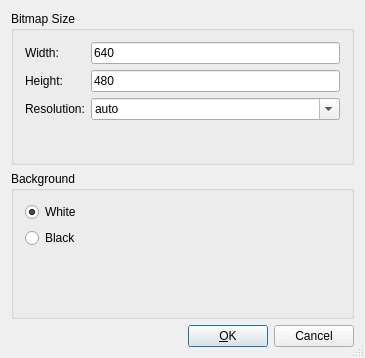
Qt form librecad/src/ui/forms/qg_dlgimageoptions.ui (LibreCAD/LibreCAD) before a commit.
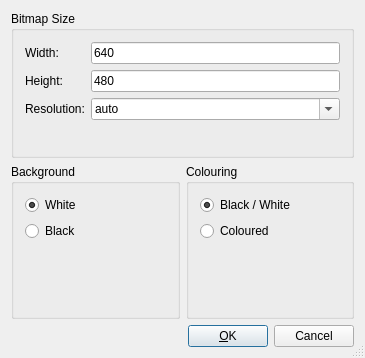
The same form after that commit.

Commit message: Added the option "Colouring" for the export. Black lines on a white background are the standard for technical drawings.

```diff
--- a/librecad/src/ui/forms/qg_dlgimageoptions.ui
+++ b/librecad/src/ui/forms/qg_dlgimageoptions.ui
@@ -19,8 +19,8 @@
     <property name="sizeGripEnabled">
       <bool>true</bool>
     </property>
-    <layout class="QVBoxLayout">
-      <item>
+  <layout class="QGridLayout" name="gridLayout">
+   <item row="0" column="0" colspan="2">
         <widget class="QGroupBox" name="bgSize">
           <property name="title">
             <string>Bitmap Size</string>
@@ -47,35 +47,35 @@
               </widget>
             </item>
             <item row="3" column="1">
-              <spacer name="spacer3">
-                <property name="sizeHint">
+       <spacer name="vspacer2">
+        <property name="orientation">
+         <enum>Qt::Vertical</enum>
+        </property>
+        <property name="sizeType">
+         <enum>QSizePolicy::Expanding</enum>
+        </property>
+        <property name="sizeHint" stdset="0">
                   <size>
                     <width>20</width>
                     <height>31</height>
                   </size>
                 </property>
-                <property name="sizeType">
-                  <enum>QSizePolicy::Expanding</enum>
-                </property>
-                <property name="orientation">
-                  <enum>Qt::Vertical</enum>
-                </property>
               </spacer>
             </item>
             <item row="3" column="0">
-              <spacer name="spacer4">
-                <property name="sizeHint">
+       <spacer name="vspacer1">
+        <property name="orientation">
+         <enum>Qt::Vertical</enum>
+        </property>
+        <property name="sizeType">
+         <enum>QSizePolicy::Expanding</enum>
+        </property>
+        <property name="sizeHint" stdset="0">
                   <size>
                     <width>20</width>
                     <height>31</height>
                   </size>
                 </property>
-                <property name="sizeType">
-                  <enum>QSizePolicy::Expanding</enum>
-                </property>
-                <property name="orientation">
-                  <enum>Qt::Vertical</enum>
-                </property>
               </spacer>
             </item>
             <item row="1" column="1">
@@ -197,7 +197,7 @@
           </layout>
         </widget>
       </item>
-      <item>
+   <item row="1" column="0">
         <widget class="QGroupBox" name="bgBackground">
           <property name="title">
             <string>Background</string>
@@ -221,46 +221,59 @@
               </widget>
             </item>
             <item>
-              <spacer name="spacer2">
-                <property name="sizeHint">
+       <spacer name="hspacer1">
+        <property name="orientation">
+         <enum>Qt::Horizontal</enum>
+        </property>
+        <property name="sizeHint" stdset="0">
+         <size>
+          <width>40</width>
+          <height>20</height>
+         </size>
+        </property>
+       </spacer>
+      </item>
+      <item>
+       <spacer name="vspacer3">
+        <property name="orientation">
+         <enum>Qt::Vertical</enum>
+        </property>
+        <property name="sizeType">
+         <enum>QSizePolicy::Expanding</enum>
+        </property>
+        <property name="sizeHint" stdset="0">
                   <size>
                     <width>20</width>
                     <height>51</height>
                   </size>
                 </property>
-                <property name="sizeType">
-                  <enum>QSizePolicy::Expanding</enum>
-                </property>
-                <property name="orientation">
-                  <enum>Qt::Vertical</enum>
-                </property>
               </spacer>
             </item>
           </layout>
         </widget>
       </item>
-      <item>
+   <item row="2" column="0" colspan="2">
         <layout class="QHBoxLayout">
-          <property name="margin">
-            <number>0</number>
-          </property>
           <property name="spacing">
             <number>6</number>
           </property>
+     <property name="margin">
+      <number>0</number>
+     </property>
           <item>
-            <spacer name="Horizontal Spacing2">
-              <property name="sizeHint">
+      <spacer name="hspacer3">
+       <property name="orientation">
+        <enum>Qt::Horizontal</enum>
+       </property>
+       <property name="sizeType">
+        <enum>QSizePolicy::Expanding</enum>
+       </property>
+       <property name="sizeHint" stdset="0">
                 <size>
                   <width>20</width>
                   <height>20</height>
                 </size>
               </property>
-              <property name="sizeType">
-                <enum>QSizePolicy::Expanding</enum>
-              </property>
-              <property name="orientation">
-                <enum>Qt::Horizontal</enum>
-              </property>
             </spacer>
           </item>
           <item>
@@ -294,6 +307,58 @@
           </item>
         </layout>
       </item>
+   <item row="1" column="1">
+    <widget class="QGroupBox" name="Colouring">
+     <property name="title">
+      <string>Colouring</string>
+     </property>
+     <layout class="QVBoxLayout" name="verticalLayout">
+      <item>
+       <widget class="QRadioButton" name="rbBlackWhite">
+        <property name="text">
+         <string>Black / White</string>
+        </property>
+        <property name="checked">
+         <bool>true</bool>
+        </property>
+       </widget>
+      </item>
+      <item>
+       <widget class="QRadioButton" name="rbColoured">
+        <property name="text">
+         <string>Coloured</string>
+        </property>
+       </widget>
+      </item>
+      <item>
+       <spacer name="hspacer2">
+        <property name="orientation">
+         <enum>Qt::Horizontal</enum>
+        </property>
+        <property name="sizeHint" stdset="0">
+         <size>
+          <width>40</width>
+          <height>20</height>
+         </size>
+        </property>
+       </spacer>
+      </item>
+      <item>
+       <spacer name="vspacer4">
+        <property name="orientation">
+         <enum>Qt::Vertical</enum>
+        </property>
+        <property name="sizeHint" stdset="0">
+         <size>
+          <width>20</width>
+          <height>45</height>
+         </size>
+        </property>
+       </spacer>
+      </item>
+     </layout>
+    </widget>
+   </item>
     </layout>
   </widget>
   <layoutdefault spacing="6" margin="11"/>
```
Left out of the diff: 56 changed lines with no effect on the pictures. Lines whose indentation alone changed are shown as unchanged. The commit also changes 4 other files.
